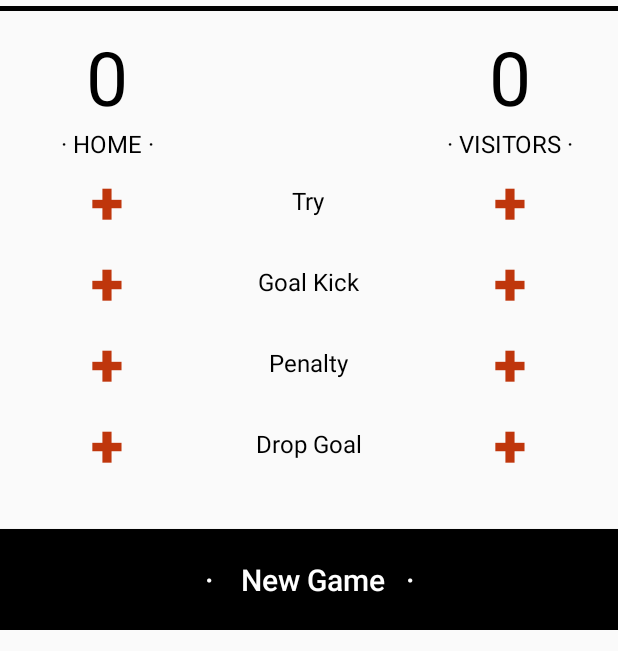
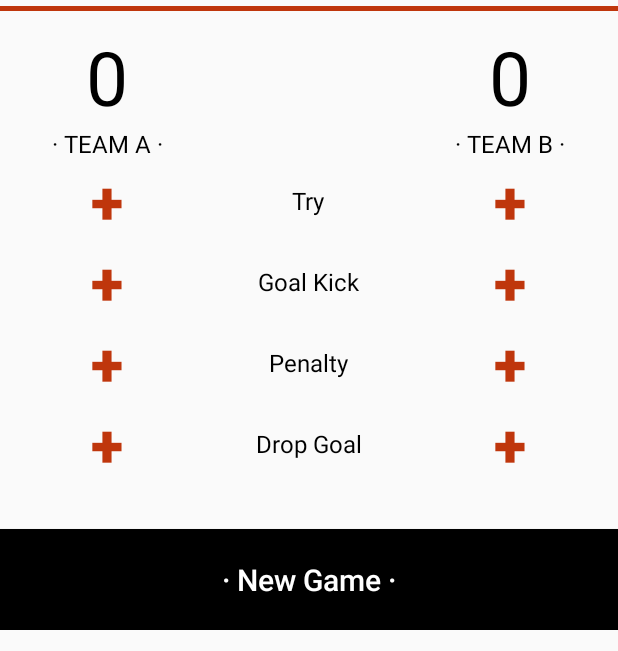
Before and after one commit to beatricefar/androidProjects, an Android app: the screen it shows after launch (MainActivity), on a phone screen of 412 x 824 dp, the part 300-951 px from its top. Run offline under Robolectric (Android 15) with nearby library versions, the light colour scheme and no system bars.

Commit message:
Added dimen.xml file, cleaned up layout, strings, styles files

```diff
--- a/RugbyScoreCounter/app/src/main/res/layout/activity_main.xml
+++ b/RugbyScoreCounter/app/src/main/res/layout/activity_main.xml
@@ -1,6 +1,5 @@
 <?xml version="1.0" encoding="utf-8"?>
 <ScrollView xmlns:android="http://schemas.android.com/apk/res/android"
-    xmlns:app="http://schemas.android.com/apk/res-auto"
     xmlns:tools="http://schemas.android.com/tools"
     android:layout_width="match_parent"
     android:layout_height="match_parent"
@@ -10,21 +9,14 @@
         android:layout_width="match_parent"
         android:layout_height="wrap_content"
         android:orientation="vertical">
+
         <!--Logo and separators-->
         <ImageView
-            android:layout_width="200dp"
-            android:layout_height="200dp"
-            android:layout_gravity="center_horizontal"
+            style="@style/Logo"
+            android:contentDescription="@string/logoContentDescription"
             android:src="@drawable/rugby_logo" />
 
-        <View
-            android:layout_width="fill_parent"
-            android:layout_height="3dp"
-            android:layout_marginBottom="10dp"
-            android:layout_marginTop="4dp"
-            android:background="#000000" />
-
-        <!--Scores-->
+        <View style="@style/Divider" />
 
         <GridLayout
             android:layout_width="match_parent"
@@ -32,106 +24,75 @@
             android:columnCount="3"
             android:rowCount="5">
 
+            <!--Scores-->
             <TextView
                 android:id="@+id/score_home"
-                android:layout_width="wrap_content"
-                android:layout_height="wrap_content"
-                android:layout_columnWeight="1"
-                android:gravity="center"
-                android:text="0"
-                android:textColor="#000000"
-                android:textSize="50sp" />
+                style="@style/Score" />
 
-
-            <android.support.v4.widget.Space
-                android:layout_width="wrap_content"
-                android:layout_height="wrap_content"
-                android:layout_columnWeight="1" />
+            <android.support.v4.widget.Space style="@style/BlankSpace" />
 
             <TextView
                 android:id="@+id/score_visitors"
-                android:layout_width="wrap_content"
-                android:layout_height="wrap_content"
-                android:layout_columnWeight="1"
-                android:gravity="center"
-                android:text="0"
-                android:textColor="#000000"
-                android:textSize="50sp" />
+                style="@style/Score" />
 
             <TextView
-                android:layout_width="wrap_content"
-                android:layout_height="wrap_content"
-                android:layout_columnWeight="1"
-                android:gravity="center_horizontal"
-                android:text="· HOME ·"
-                android:textColor="#000000"
-                android:textSize="16sp" />
+                style="@style/Team"
+                android:text="@string/teamAName" />
 
-            <android.support.v4.widget.Space
-                android:layout_width="wrap_content"
-                android:layout_height="wrap_content"
-                android:layout_columnWeight="1" />
+            <android.support.v4.widget.Space style="@style/BlankSpace" />
 
             <TextView
-                android:layout_width="wrap_content"
-                android:layout_height="wrap_content"
-                android:layout_columnWeight="1"
-                android:gravity="center_horizontal"
-                android:text="· VISITORS ·"
-                android:textColor="#000000"
-                android:textSize="16sp" />
+                style="@style/Team"
+                android:text="@string/teamBName" />
 
-            <!--Try buttons and description-->
-
+            <!--Buttons and descriptions-->
+            <!--Try row-->
             <Button
                 style="@style/LeftButton"
                 android:onClick="tryHome" />
 
             <TextView
                 style="@style/PointInformation"
-                android:text="Try" />
+                android:text="@string/tryPointDescription" />
 
             <Button
                 style="@style/RightButton"
                 android:onClick="tryVisitors" />
 
-            <!--Goal Kick buttons and description-->
-
+            <!--Goal Kick row-->
             <Button
                 style="@style/LeftButton"
                 android:onClick="goalKickHome" />
 
             <TextView
                 style="@style/PointInformation"
-                android:text="Goal Kick" />
+                android:text="@string/goalKickPointDescription" />
 
             <Button
                 style="@style/RightButton"
                 android:onClick="goalKickVisitors" />
 
-            <!--Penalty buttons and description-->
-
+            <!--Penalty row-->
             <Button
                 style="@style/LeftButton"
                 android:onClick="penaltyHome" />
 
             <TextView
                 style="@style/PointInformation"
-                android:text="Penalty" />
+                android:text="@string/penaltyPointDescription" />
 
             <Button
                 style="@style/RightButton"
                 android:onClick="penaltyVisitors" />
 
-            <!--Drop Goal buttons and description-->
-
+            <!--Drop Goal row-->
             <Button
                 style="@style/LeftButton"
                 android:onClick="dropGoalHome" />
 
             <TextView
                 style="@style/PointInformation"
-                android:text="Drop Goal" />
+                android:text="@string/dropGoalDescription" />
 
             <Button
                 style="@style/RightButton"
@@ -139,27 +100,14 @@
 
         </GridLayout>
 
-        <!--New game button at the bottom-->
-
+        <!--New game button-->
         <RelativeLayout
             android:layout_width="match_parent"
-            android:layout_height="match_parent"
-            android:layout_gravity="bottom">
+            android:layout_height="match_parent">
 
             <Button
-                android:layout_width="match_parent"
-                android:layout_height="wrap_content"
-                android:layout_alignParentBottom="true"
-                android:layout_marginBottom="20dp"
-                android:layout_marginTop="10dp"
-                android:paddingBottom="20dp"
-                android:paddingTop="20dp"
-                android:background="#000000"
-                android:onClick="reset"
-                android:text="·    New Game   ·"
-                android:textAllCaps="false"
-                android:textColor="#FFFFFF"
-                android:textSize="20sp" />
+                style="@style/ResetButton"
+                android:onClick="reset" />
 
         </RelativeLayout>
 
--- a/RugbyScoreCounter/app/src/main/res/values/colors.xml
+++ b/RugbyScoreCounter/app/src/main/res/values/colors.xml
@@ -1,6 +1,14 @@
 <?xml version="1.0" encoding="utf-8"?>
 <resources>
+    <!--app colours-->
     <color name="colorPrimary">#3F51B5</color>
     <color name="colorPrimaryDark">#303F9F</color>
     <color name="colorAccent">#FF4081</color>
+
+    <!--layout colours-->
+    <color name="resetButton">#000000</color>
+    <color name="textColor">#000000</color>
+    <color name="buttonColor">#BF360C</color>
+    <color name="separatorColor">#BF360C</color>
+    <color name="buttonTextColor">#FFFFFF</color>
 </resources>
--- /dev/null
+++ b/RugbyScoreCounter/app/src/main/res/values/dimen.xml
@@ -0,0 +1,16 @@
+<?xml version="1.0" encoding="utf-8"?>
+<resources>
+    <dimen name="logoSize">200dp</dimen>
+    <dimen name="columnWeight">1</dimen>
+    <dimen name="scoreTextSize">50sp</dimen>
+    <dimen name="buttonTextSize">40sp</dimen>
+    <dimen name="pointInformation">16sp</dimen>
+    <dimen name="dividerThickness">3dp</dimen>
+    <dimen name="dividerMarginBottom">10dp</dimen>
+    <dimen name="dividerMarginTop">4dp</dimen>
+    <dimen name="teamTextSize">16sp</dimen>
+    <dimen name="resetButtonPadding">20dp</dimen>
+    <dimen name="resetButtonText">20sp</dimen>
+    <dimen name="resetMarginBottom">20dp</dimen>
+    <dimen name="resetMarginTop">10dp</dimen>
+</resources>
--- a/RugbyScoreCounter/app/src/main/res/values/strings.xml
+++ b/RugbyScoreCounter/app/src/main/res/values/strings.xml
@@ -1,3 +1,16 @@
 <resources>
+    <!--App definitions-->
     <string name="app_name">Rugby Count</string>
+
+    <!--In app strings-->
+    <string name="teamAName">· TEAM A ·</string>
+    <string name="teamBName">· TEAM B ·</string>
+    <string name="tryPointDescription">Try</string>
+    <string name="goalKickPointDescription">Goal Kick</string>
+    <string name="penaltyPointDescription">Penalty</string>
+    <string name="dropGoalDescription">Drop Goal</string>
+    <string name="logoContentDescription">Logo with rugby ball is displayed</string>
+    <string name="addScoreButtons">+</string>
+    <string name="resetButtonName">·    New Game   ·</string>
+    <string name="defaultScore">0</string>
 </resources>
--- a/RugbyScoreCounter/app/src/main/res/values/styles.xml
+++ b/RugbyScoreCounter/app/src/main/res/values/styles.xml
@@ -8,44 +8,91 @@
         <item name="colorAccent">@color/colorAccent</item>
     </style>
 
+    <!--Layout of application styles-->
     <style name="LeftButton">
         <item name="android:layout_width">wrap_content</item>
         <item name="android:layout_height">wrap_content</item>
-        <item name="android:layout_columnWeight">1</item>
+        <item name="android:layout_columnWeight">@dimen/columnWeight</item>
         <item name="android:background">@android:color/transparent</item>
-        <item name="android:text">+</item>
-        <item name="android:textColor">#BF360C</item>
-        <item name="android:textSize">40sp</item>
+        <item name="android:text">@string/addScoreButtons</item>
+        <item name="android:textColor">@color/buttonColor</item>
+        <item name="android:textSize">@dimen/buttonTextSize</item>
         <item name="android:textStyle">bold</item>
     </style>
 
     <style name="RightButton">
         <item name="android:layout_width">wrap_content</item>
         <item name="android:layout_height">wrap_content</item>
-        <item name="android:layout_columnWeight">1</item>
+        <item name="android:layout_columnWeight">@dimen/columnWeight</item>
         <item name="android:background">@android:color/transparent</item>
-        <item name="android:text">+</item>
-        <item name="android:textColor">#BF360C</item>
-        <item name="android:textSize">40sp</item>
+        <item name="android:text">@string/addScoreButtons</item>
+        <item name="android:textColor">@color/buttonColor</item>
+        <item name="android:textSize">@dimen/buttonTextSize</item>
         <item name="android:textStyle">bold</item>
     </style>
 
     <style name="PointInformation">
         <item name="android:layout_width">wrap_content</item>
         <item name="android:layout_height">wrap_content</item>
-        <item name="android:layout_columnWeight">1</item>
+        <item name="android:layout_columnWeight">@dimen/columnWeight</item>
         <item name="android:layout_gravity">center_vertical</item>
         <item name="android:gravity">center_horizontal</item>
-        <item name="android:textColor">#000000</item>
-        <item name="android:textSize">16sp</item>
-        <!--android:layout_width="0dp"-->
-        <!--android:layout_height="wrap_content"-->
-        <!--android:layout_columnWeight="1"-->
-        <!--android:layout_gravity="center_vertical"-->
-        <!--android:gravity="center_horizontal"-->
+        <item name="android:textColor">@color/textColor</item>
+        <item name="android:textSize">@dimen/pointInformation</item>
+    </style>
 
-        <!--android:textColor="#000000"-->
-        <!--android:textSize="16sp"-->
+    <style name="Logo">
+        <item name="android:layout_width">@dimen/logoSize</item>
+        <item name="android:layout_height">@dimen/logoSize</item>
+        <item name="android:layout_gravity">center_horizontal</item>
+    </style>
+
+    <style name="Divider">
+        <item name="android:layout_width">fill_parent</item>
+        <item name="android:layout_height">@dimen/dividerThickness</item>
+        <item name="android:layout_marginBottom">@dimen/dividerMarginBottom</item>
+        <item name="android:layout_marginTop">@dimen/dividerMarginTop</item>
+        <item name="android:background">@color/separatorColor</item>
+    </style>
+
+    <style name="BlankSpace">
+        <item name="android:layout_width">wrap_content</item>
+        <item name="android:layout_height">wrap_content</item>
+        <item name="android:layout_columnWeight">@dimen/columnWeight</item>
+    </style>
+
+    <style name="Team">
+        <item name="android:layout_width">wrap_content</item>
+        <item name="android:layout_height">wrap_content</item>
+        <item name="android:layout_columnWeight">@dimen/columnWeight</item>
+        <item name="android:gravity">center_horizontal</item>
+        <item name="android:textColor">@color/textColor</item>
+        <item name="android:textSize">@dimen/teamTextSize</item>
+    </style>
+
+    <style name="Score">
+        <item name="android:layout_width">wrap_content</item>
+        <item name="android:layout_height">wrap_content</item>
+        <item name="android:layout_columnWeight">@dimen/columnWeight</item>
+        <item name="android:gravity">center</item>
+        <item name="android:textColor">@color/textColor</item>
+        <item name="android:textSize">@dimen/scoreTextSize</item>
+        <item name="android:text">@string/defaultScore</item>
+    </style>
+
+    <style name="ResetButton">
+        <item name="android:layout_width">match_parent</item>
+        <item name="android:layout_height">wrap_content</item>
+        <item name="android:layout_alignParentBottom">true</item>
+        <item name="android:layout_marginBottom">@dimen/resetMarginBottom</item>
+        <item name="android:layout_marginTop">@dimen/resetMarginTop</item>
+        <item name="android:paddingBottom">@dimen/resetButtonPadding</item>
+        <item name="android:paddingTop">@dimen/resetButtonPadding</item>
+        <item name="android:background">@color/resetButton</item>
+        <item name="android:text">@string/resetButtonName</item>
+        <item name="android:textAllCaps">false</item>
+        <item name="android:textColor">@color/buttonTextColor</item>
+        <item name="android:textSize">@dimen/resetButtonText</item>
     </style>
 
 </resources>
```
